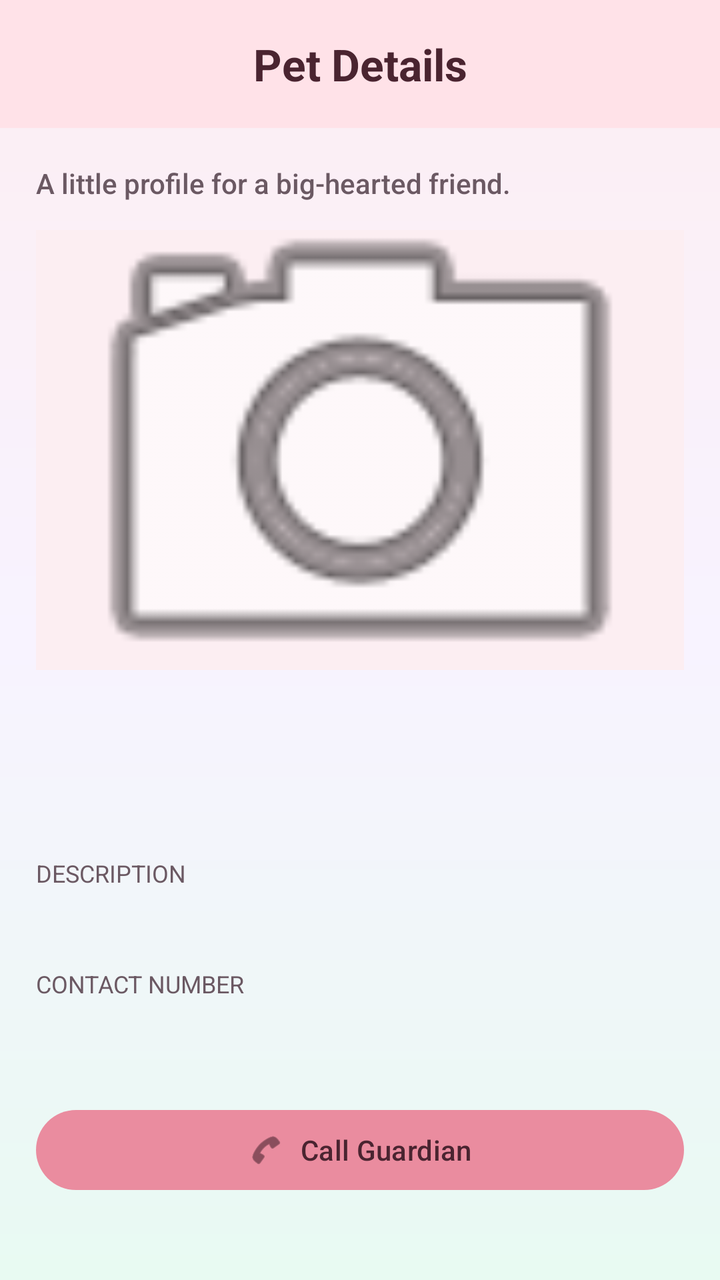
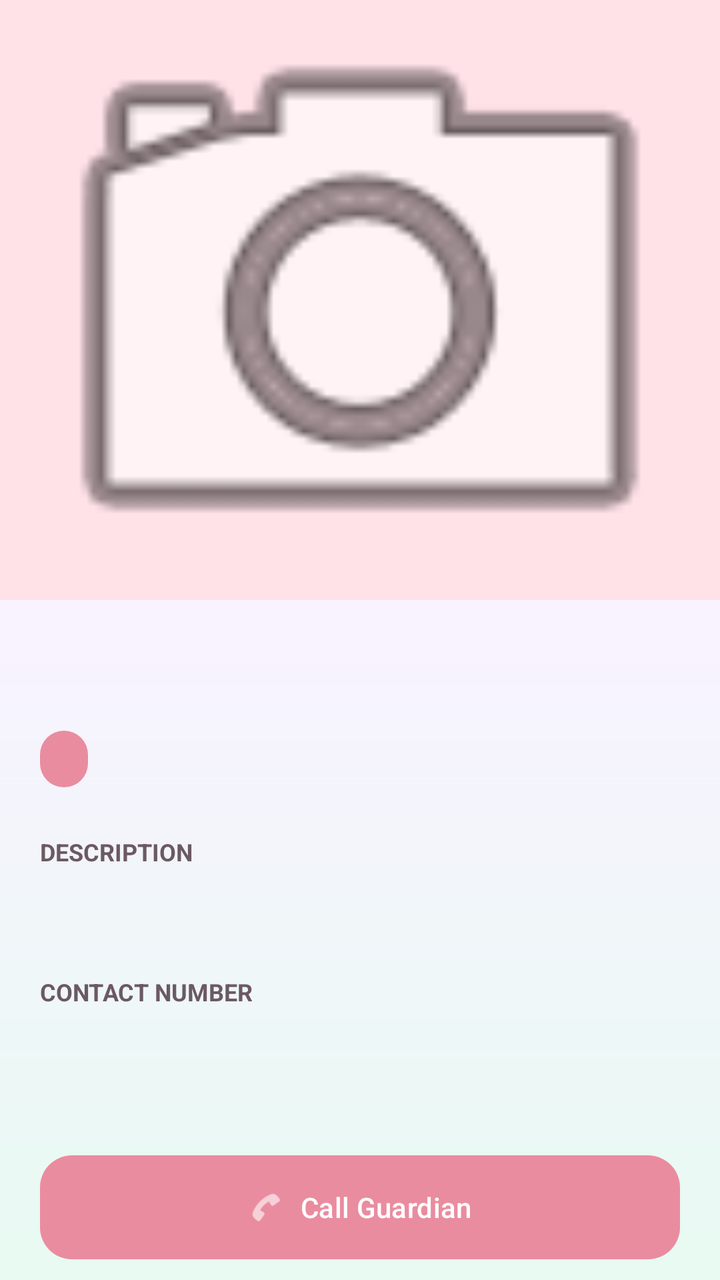

The first picture is an Android layout as it rendered before a commit; the second is the same layout after the commit. The layout source and the unified diff follow.
<!-- AndroidManifest.xml: application theme Theme.HearthPaw -->
<!-- res/layout/activity_pet_detail.xml -->
<?xml version="1.0" encoding="utf-8"?>
<androidx.coordinatorlayout.widget.CoordinatorLayout xmlns:android="http://schemas.android.com/apk/res/android"
    xmlns:app="http://schemas.android.com/apk/res-auto"
    xmlns:tools="http://schemas.android.com/tools"
    android:layout_width="match_parent"
    android:layout_height="match_parent"
    android:background="@drawable/bg_app_gradient"
    tools:context=".ui.detail.PetDetailActivity">

    <com.google.android.material.appbar.AppBarLayout
        android:layout_width="match_parent"
        android:layout_height="wrap_content"
        android:background="@color/hearthpaw_primary_container">

        <com.google.android.material.appbar.MaterialToolbar
            android:id="@+id/toolbar"
            android:layout_width="match_parent"
            android:layout_height="?attr/actionBarSize"
            android:background="@color/hearthpaw_primary_container"
            app:title="@string/detail_title"
            app:titleCentered="true"
            app:titleTextAppearance="@style/TextAppearance.HearthPaw.ToolbarTitle"
            app:titleTextColor="@color/hearthpaw_on_primary_container" />

    </com.google.android.material.appbar.AppBarLayout>

    <androidx.core.widget.NestedScrollView
        android:layout_width="match_parent"
        android:layout_height="match_parent"
        app:layout_behavior="@string/appbar_scrolling_view_behavior">

        <LinearLayout
            android:layout_width="match_parent"
            android:layout_height="wrap_content"
            android:orientation="vertical"
            android:padding="18dp"
            android:paddingTop="10dp">

            <TextView
                android:layout_width="match_parent"
                android:layout_height="wrap_content"
                android:layout_marginBottom="14dp"
                android:text="A little profile for a big-hearted friend."
                android:fontFamily="sans-serif-medium"
                android:textColor="@color/hearthpaw_text_soft"
                android:textSize="14sp" />

            <ImageView
                android:id="@+id/detail_pet_photo"
                android:layout_width="match_parent"
                android:layout_height="220dp"
                android:background="@color/hearthpaw_card_soft"
                android:contentDescription="@string/pet_photo_description"
                android:scaleType="centerCrop"
                android:src="@android:drawable/ic_menu_camera" />

            <TextView
                android:id="@+id/detail_pet_name"
                android:layout_width="match_parent"
                android:layout_height="wrap_content"
                android:layout_marginTop="18dp"
                android:fontFamily="sans-serif-medium"
                android:textSize="24sp"
                android:textStyle="bold" />

            <TextView
                android:id="@+id/detail_pet_status"
                android:layout_width="match_parent"
                android:layout_height="wrap_content"
                android:layout_marginTop="8dp"
                android:textStyle="bold" />

            <TextView
                android:layout_width="match_parent"
                android:layout_height="wrap_content"
                android:layout_marginTop="16dp"
                android:text="@string/detail_description_label"
                android:textAllCaps="true"
                android:textColor="@color/hearthpaw_text_soft"
                android:textSize="12sp" />

            <TextView
                android:id="@+id/detail_pet_description"
                android:layout_width="match_parent"
                android:layout_height="wrap_content"
                android:layout_marginTop="4dp" />

            <TextView
                android:layout_width="match_parent"
                android:layout_height="wrap_content"
                android:layout_marginTop="16dp"
                android:text="@string/detail_contact_label"
                android:textAllCaps="true"
                android:textColor="@color/hearthpaw_text_soft"
                android:textSize="12sp" />

            <TextView
                android:id="@+id/detail_pet_phone"
                android:layout_width="match_parent"
                android:layout_height="wrap_content"
                android:layout_marginTop="4dp" />

            <com.google.android.material.button.MaterialButton
                android:id="@+id/btn_call_pet"
                android:layout_width="match_parent"
                android:layout_height="wrap_content"
                android:layout_marginTop="28dp"
                android:text="@string/detail_call_button"
                android:textColor="@color/hearthpaw_on_primary_container"
                app:icon="@android:drawable/ic_menu_call"
                app:iconGravity="textStart"
                app:iconTint="@color/hearthpaw_on_primary_container" />

        </LinearLayout>
    </androidx.core.widget.NestedScrollView>

</androidx.coordinatorlayout.widget.CoordinatorLayout>
<!-- resources referenced by this layout -->
<resources>
  <color name="hearthpaw_card_soft">#FFFCEEF2</color>
  <color name="hearthpaw_on_primary_container">#FF4A2430</color>
  <color name="hearthpaw_primary_container">#FFFFE2E8</color>
  <color name="hearthpaw_text_soft">#FF6B5963</color>
  <!-- drawable bg_app_gradient (drawable) -->
  <?xml version="1.0" encoding="utf-8"?>
  <shape xmlns:android="http://schemas.android.com/apk/res/android" android:shape="rectangle">
      <gradient
          android:angle="270"
          android:startColor="#FFFCEEF2"
          android:centerColor="#FFF8F3FF"
          android:endColor="#FFE8FAF2" />
  </shape>
  <string name="detail_call_button">Call Guardian</string>
  <string name="detail_contact_label">Contact Number</string>
  <string name="detail_description_label">Description</string>
  <string name="detail_title">Pet Details</string>
  <string name="pet_photo_description">Pet photo</string>
  <style name="TextAppearance.HearthPaw.ToolbarTitle" parent="TextAppearance.Material3.TitleLarge">
          <item name="android:fontFamily">sans-serif-medium</item>
          <item name="android:textStyle">bold</item>
      </style>
  <style name="Theme.HearthPaw" parent="Base.Theme.HearthPaw" />
  <style name="Base.Theme.HearthPaw" parent="Theme.Material3.DayNight.NoActionBar">
          <item name="colorPrimary">@color/hearthpaw_primary</item>
          <item name="colorOnPrimary">@color/hearthpaw_on_primary</item>
          <item name="colorPrimaryContainer">@color/hearthpaw_primary_container</item>
          <item name="colorOnPrimaryContainer">@color/hearthpaw_on_primary_container</item>
          <item name="colorSecondary">@color/hearthpaw_secondary</item>
          <item name="colorOnSecondary">@color/hearthpaw_on_secondary</item>
          <item name="colorSecondaryContainer">@color/hearthpaw_secondary_container</item>
          <item name="colorOnSecondaryContainer">@color/hearthpaw_on_secondary_container</item>
          <item name="colorTertiary">@color/hearthpaw_tertiary</item>
          <item name="colorSurface">@color/hearthpaw_surface</item>
          <item name="colorSurfaceVariant">@color/hearthpaw_surface_variant</item>
          <item name="colorOutline">@color/hearthpaw_outline</item>
          <item name="android:colorBackground">@color/hearthpaw_background</item>
          <item name="android:statusBarColor">@color/hearthpaw_primary_container</item>
          <item name="android:navigationBarColor">@color/hearthpaw_background</item>
          <item name="android:windowLightStatusBar">false</item>
          <item name="materialCardViewStyle">@style/Widget.HearthPaw.Card</item>
          <item name="materialButtonStyle">@style/Widget.HearthPaw.Button</item>
      </style>
  <color name="hearthpaw_primary">#FFEA8C9F</color>
  <color name="hearthpaw_on_primary">#FFFFFFFF</color>
  <color name="hearthpaw_secondary">#FF7CCFB5</color>
  <color name="hearthpaw_on_secondary">#FF0F2A25</color>
  <color name="hearthpaw_secondary_container">#FFE7F7F0</color>
  <color name="hearthpaw_on_secondary_container">#FF12382F</color>
  <color name="hearthpaw_tertiary">#FFF0B76B</color>
  <color name="hearthpaw_surface">#FFFFFBFD</color>
  <color name="hearthpaw_surface_variant">#FFF4E8EC</color>
  <color name="hearthpaw_outline">#FFD8B9C1</color>
  <color name="hearthpaw_background">#FFFFF8FA</color>
  <style name="Widget.HearthPaw.Card" parent="Widget.Material3.CardView.Elevated">
          <item name="cardCornerRadius">24dp</item>
          <item name="cardElevation">2dp</item>
      </style>
  <style name="Widget.HearthPaw.Button" parent="Widget.Material3.Button">
          <item name="cornerRadius">22dp</item>
      </style>
</resources>

<!-- the commit's change to res/layout/activity_pet_detail.xml (unified diff, before → after) -->
@@ -8,19 +8,36 @@
     tools:context=".ui.detail.PetDetailActivity">
 
     <com.google.android.material.appbar.AppBarLayout
+        android:id="@+id/app_bar_detail"
         android:layout_width="match_parent"
-        android:layout_height="wrap_content"
-        android:background="@color/hearthpaw_primary_container">
+        android:layout_height="300dp"
+        android:background="@color/hearthpaw_primary_container"
+        android:theme="@style/ThemeOverlay.AppCompat.Dark.ActionBar">
 
-        <com.google.android.material.appbar.MaterialToolbar
-            android:id="@+id/toolbar"
+        <com.google.android.material.appbar.CollapsingToolbarLayout
+            android:id="@+id/collapsing_toolbar"
             android:layout_width="match_parent"
-            android:layout_height="?attr/actionBarSize"
-            android:background="@color/hearthpaw_primary_container"
-            app:title="@string/detail_title"
-            app:titleCentered="true"
-            app:titleTextAppearance="@style/TextAppearance.HearthPaw.ToolbarTitle"
-            app:titleTextColor="@color/hearthpaw_on_primary_container" />
+            android:layout_height="match_parent"
+            app:contentScrim="@color/hearthpaw_primary"
+            app:layout_scrollFlags="scroll|exitUntilCollapsed"
+            app:titleEnabled="true">
+
+            <ImageView
+                android:id="@+id/detail_pet_photo"
+                android:layout_width="match_parent"
+                android:layout_height="match_parent"
+                android:scaleType="centerCrop"
+                android:src="@android:drawable/ic_menu_camera"
+                app:layout_collapseMode="parallax" />
+
+            <androidx.appcompat.widget.Toolbar
+                android:id="@+id/toolbar_detail"
+                android:layout_width="match_parent"
+                android:layout_height="?attr/actionBarSize"
+                app:layout_collapseMode="pin"
+                app:popupTheme="@style/ThemeOverlay.AppCompat.Light" />
+
+        </com.google.android.material.appbar.CollapsingToolbarLayout>
 
     </com.google.android.material.appbar.AppBarLayout>
 
@@ -33,83 +50,83 @@
             android:layout_width="match_parent"
             android:layout_height="wrap_content"
             android:orientation="vertical"
-            android:padding="18dp"
-            android:paddingTop="10dp">
-
-            <TextView
-                android:layout_width="match_parent"
-                android:layout_height="wrap_content"
-                android:layout_marginBottom="14dp"
-                android:text="A little profile for a big-hearted friend."
-                android:fontFamily="sans-serif-medium"
-                android:textColor="@color/hearthpaw_text_soft"
-                android:textSize="14sp" />
-
-            <ImageView
-                android:id="@+id/detail_pet_photo"
-                android:layout_width="match_parent"
-                android:layout_height="220dp"
-                android:background="@color/hearthpaw_card_soft"
-                android:contentDescription="@string/pet_photo_description"
-                android:scaleType="centerCrop"
-                android:src="@android:drawable/ic_menu_camera" />
+            android:padding="20dp">
 
             <TextView
                 android:id="@+id/detail_pet_name"
                 android:layout_width="match_parent"
                 android:layout_height="wrap_content"
-                android:layout_marginTop="18dp"
                 android:fontFamily="sans-serif-medium"
-                android:textSize="24sp"
+                android:textColor="@color/hearthpaw_on_primary_container"
+                android:textSize="28sp"
                 android:textStyle="bold" />
 
             <TextView
                 android:id="@+id/detail_pet_status"
-                android:layout_width="match_parent"
+                android:layout_width="wrap_content"
                 android:layout_height="wrap_content"
                 android:layout_marginTop="8dp"
+                android:background="@drawable/bg_soft_button"
+                android:paddingHorizontal="12dp"
+                android:paddingVertical="6dp"
+                android:textAllCaps="true"
+                android:textColor="@color/hearthpaw_primary"
+                android:textSize="12sp"
                 android:textStyle="bold" />
 
             <TextView
                 android:layout_width="match_parent"
                 android:layout_height="wrap_content"
-                android:layout_marginTop="16dp"
+                android:layout_marginTop="24dp"
                 android:text="@string/detail_description_label"
                 android:textAllCaps="true"
                 android:textColor="@color/hearthpaw_text_soft"
-                android:textSize="12sp" />
+                android:textSize="12sp"
+                android:textStyle="bold" />
 
             <TextView
                 android:id="@+id/detail_pet_description"
                 android:layout_width="match_parent"
                 android:layout_height="wrap_content"
-                android:layout_marginTop="4dp" />
+                android:layout_marginTop="8dp"
+                android:lineSpacingExtra="4dp"
+                android:textColor="@color/hearthpaw_on_primary_container"
+                android:textSize="16sp" />
 
             <TextView
                 android:layout_width="match_parent"
                 android:layout_height="wrap_content"
-                android:layout_marginTop="16dp"
+                android:layout_marginTop="24dp"
                 android:text="@string/detail_contact_label"
                 android:textAllCaps="true"
                 android:textColor="@color/hearthpaw_text_soft"
-                android:textSize="12sp" />
+                android:textSize="12sp"
+                android:textStyle="bold" />
 
             <TextView
                 android:id="@+id/detail_pet_phone"
                 android:layout_width="match_parent"
                 android:layout_height="wrap_content"
-                android:layout_marginTop="4dp" />
+                android:layout_marginTop="8dp"
+                android:textColor="@color/hearthpaw_on_primary_container"
+                android:textSize="16sp" />
 
             <com.google.android.material.button.MaterialButton
                 android:id="@+id/btn_call_pet"
                 android:layout_width="match_parent"
-                android:layout_height="wrap_content"
-                android:layout_marginTop="28dp"
+                android:layout_height="60dp"
+                android:layout_marginTop="40dp"
                 android:text="@string/detail_call_button"
-                android:textColor="@color/hearthpaw_on_primary_container"
+                android:textColor="@color/white"
+                app:cornerRadius="16dp"
                 app:icon="@android:drawable/ic_menu_call"
                 app:iconGravity="textStart"
-                app:iconTint="@color/hearthpaw_on_primary_container" />
+                app:iconTint="@color/white" />
+
+            
+            <View
+                android:layout_width="match_parent"
+                android:layout_height="40dp" />
 
         </LinearLayout>
     </androidx.core.widget.NestedScrollView>
<!-- resource entries referenced after the edit -->
@@ -1,9 +1,9 @@
 <!-- resources referenced by this layout -->
 <resources>
-  <color name="hearthpaw_card_soft">#FFFCEEF2</color>
   <color name="hearthpaw_on_primary_container">#FF4A2430</color>
   <color name="hearthpaw_primary_container">#FFFFE2E8</color>
   <color name="hearthpaw_text_soft">#FF6B5963</color>
+  <color name="white">#FFFFFFFF</color>
   <!-- drawable bg_app_gradient (drawable) -->
   <?xml version="1.0" encoding="utf-8"?>
   <shape xmlns:android="http://schemas.android.com/apk/res/android" android:shape="rectangle">
@@ -13,15 +13,15 @@
           android:centerColor="#FFF8F3FF"
           android:endColor="#FFE8FAF2" />
   </shape>
+  <!-- drawable bg_soft_button (drawable) -->
+  <?xml version="1.0" encoding="utf-8"?>
+  <shape xmlns:android="http://schemas.android.com/apk/res/android" android:shape="rectangle">
+      <solid android:color="#FFEA8C9F" />
+      <corners android:radius="22dp" />
+  </shape>
   <string name="detail_call_button">Call Guardian</string>
   <string name="detail_contact_label">Contact Number</string>
   <string name="detail_description_label">Description</string>
-  <string name="detail_title">Pet Details</string>
-  <string name="pet_photo_description">Pet photo</string>
-  <style name="TextAppearance.HearthPaw.ToolbarTitle" parent="TextAppearance.Material3.TitleLarge">
-          <item name="android:fontFamily">sans-serif-medium</item>
-          <item name="android:textStyle">bold</item>
-      </style>
   <style name="Theme.HearthPaw" parent="Base.Theme.HearthPaw" />
   <style name="Base.Theme.HearthPaw" parent="Theme.Material3.DayNight.NoActionBar">
           <item name="colorPrimary">@color/hearthpaw_primary</item>
